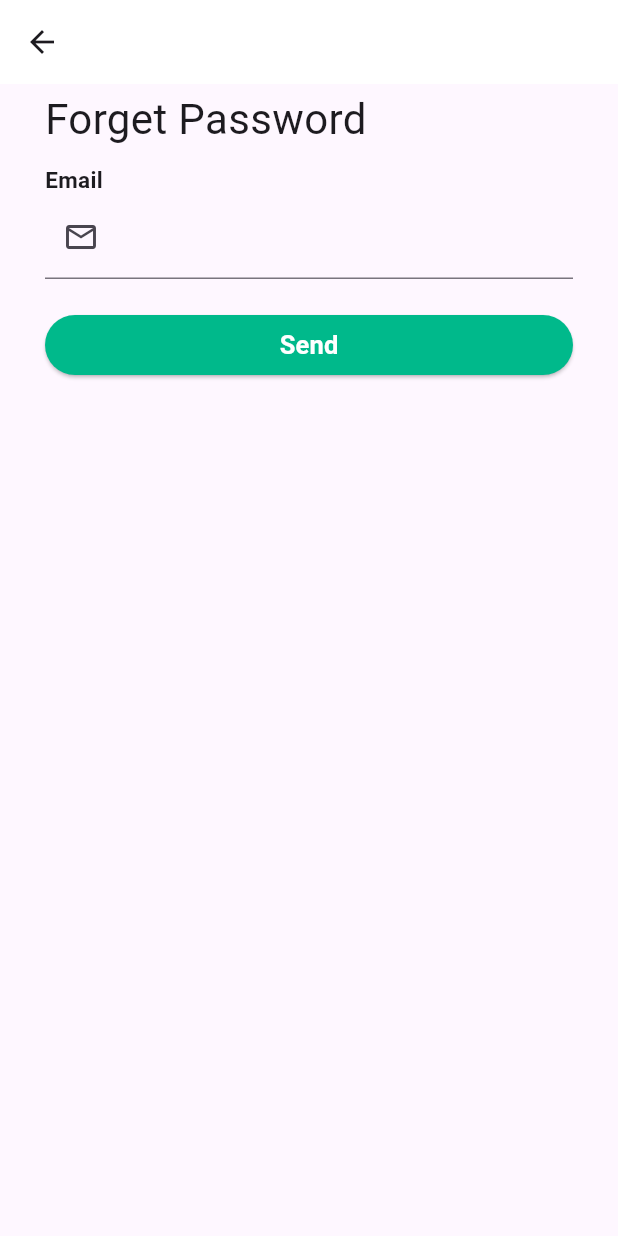
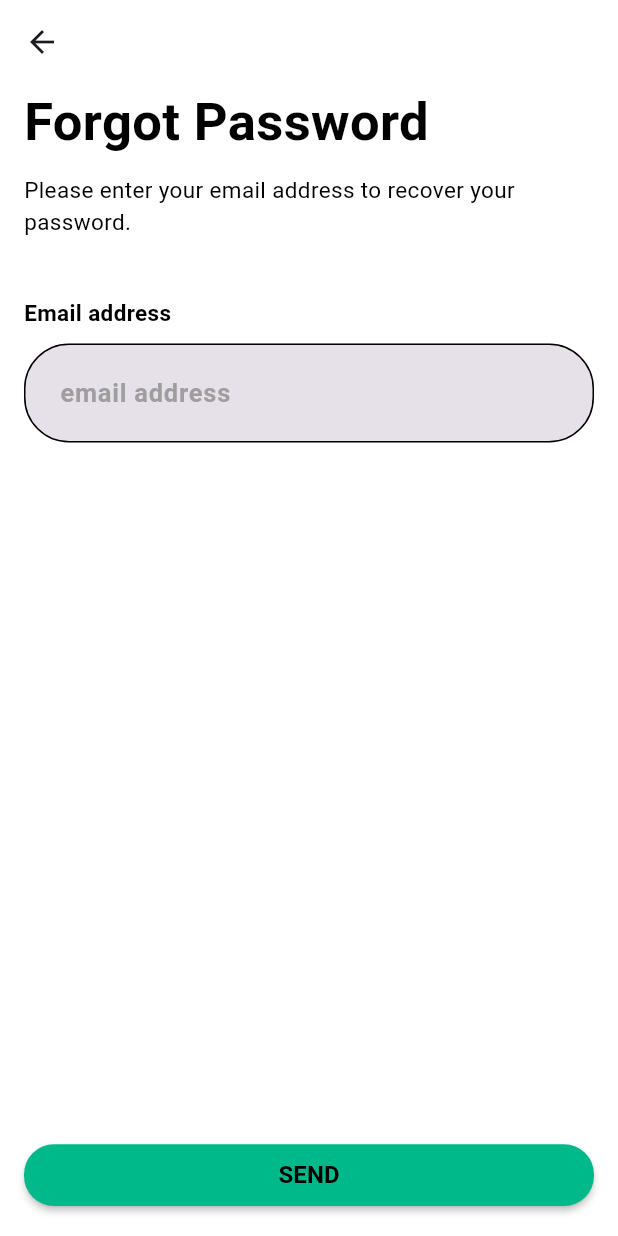
Before and after one commit to aborgas90/Amuts_Project, a Flutter app: the forgetPasswordScreen screen opened by its route, on a phone screen of 412 x 824 dp. Run offline on Flutter 3.47's test engine with Material 3 defaults, Android fonts, the phone set to English and light mode, and no system bars; our stand-ins replace bloc, bootstrap_icons, cloud_firestore, firebase_auth, firebase_core, flutter_bloc and 2 more; accounts and stored records are empty; Roboto replaces fonts that are missing (Poppins).

Commit message:
add: feature forget password

```diff
--- /dev/null
+++ b/lib/ui/auth/firebaseexception.dart
@@ -0,0 +1,55 @@
+import 'package:firebase_auth/firebase_auth.dart';
+
+enum AuthStatus {
+  successful,
+  wrongPassword,
+  emailAlreadyExists,
+  invalidEmail,
+  weakPassword,
+  unknown,
+}
+
+class AuthExceptionHandler {
+  static handleAuthException(FirebaseAuthException e) {
+    AuthStatus status;
+    switch (e.code) {
+      case "invalid-email":
+        status = AuthStatus.invalidEmail;
+        break;
+      case "wrong-password":
+        status = AuthStatus.wrongPassword;
+        break;
+      case "weak-password":
+        status = AuthStatus.weakPassword;
+        break;
+      case "email-already-in-use":
+        status = AuthStatus.emailAlreadyExists;
+        break;
+      default:
+        status = AuthStatus.unknown;
+    }
+    return status;
+  }
+
+  static String generateErrorMessage(error) {
+    String errorMessage;
+    switch (error) {
+      case AuthStatus.invalidEmail:
+        errorMessage = "Your email address appears to be malformed.";
+        break;
+      case AuthStatus.weakPassword:
+        errorMessage = "Your password should be at least 6 characters.";
+        break;
+      case AuthStatus.wrongPassword:
+        errorMessage = "Your email or password is wrong.";
+        break;
+      case AuthStatus.emailAlreadyExists:
+        errorMessage =
+            "The email address is already in use by another account.";
+        break;
+      default:
+        errorMessage = "An error occured. Please try again later.";
+    }
+    return errorMessage;
+  }
+}
--- a/lib/ui/auth/forgetpassword.dart
+++ b/lib/ui/auth/forgetpassword.dart
@@ -1,9 +1,9 @@
-import 'package:amuts_project/utils/routes.dart';
-import 'package:flutter/cupertino.dart';
+import 'package:amuts_project/ui/auth/firebaseexception.dart';
+import 'package:firebase_auth/firebase_auth.dart';
 import 'package:flutter/material.dart';
-import 'package:flutter/widgets.dart';
 
 class forgetPasswordScreen extends StatefulWidget {
+  static const String id = 'reset_password';
   const forgetPasswordScreen({Key? key}) : super(key: key);
 
   @override
@@ -11,60 +11,184 @@ class forgetPasswordScreen extends StatefulWidget {
 }
 
 class _forgetPasswordScreenState extends State<forgetPasswordScreen> {
+  final _key = GlobalKey<FormState>();
+  final _emailController = TextEditingController();
+  static final auth = FirebaseAuth.instance;
+  static late AuthStatus _status;
+
+  @override
+  void dispose() {
+    _emailController.dispose();
+    super.dispose();
+  }
+
+  Future<AuthStatus> resetPassword({required String email}) async {
+    await auth
+        .sendPasswordResetEmail(email: email)
+        .then((value) => _status = AuthStatus.successful)
+        .catchError(
+            (e) => _status = AuthExceptionHandler.handleAuthException(e));
+
+    return _status;
+  }
+
   @override
   Widget build(BuildContext context) {
+    var size = MediaQuery.of(context).size;
     return Scaffold(
       appBar: AppBar(
         leading: IconButton(
           onPressed: () {
-              Navigator.pushNamed(context, rLogin);
+            Navigator.pop(context);
           },
           icon: Icon(Icons.arrow_back),
         ),
         backgroundColor: Colors.white,
       ),
       body: Container(
-          margin: const EdgeInsets.symmetric(horizontal: 30, vertical: 3),
-          child: ListView(
+        width: size.width,
+        height: size.height,
+        color: Colors.white,
+        child: Padding(
+          padding: const EdgeInsets.only(left: 16.0, right: 16.0),
+          child: Form(
+            key: _key,
+            child: Column(
+              crossAxisAlignment: CrossAxisAlignment.start,
               children: [
                 const Text(
-                "Forget Password",
-                style: TextStyle(fontSize: 28),
-              ),
-              const SizedBox(
-                height: 10,
-              ),
-              const Text(
-                "Email",
-                style: TextStyle(fontSize: 15, fontWeight: FontWeight.bold),
-              ),
-              TextFormField(
-                decoration: const InputDecoration(
-                  prefixIcon: Icon(Icons.email_outlined),
-                  border: UnderlineInputBorder(),
-                  labelText: "",
+                  "Forgot Password",
+                  style: TextStyle(
+                    fontSize: 35,
+                    fontWeight: FontWeight.bold,
+                    color: Colors.black,
                   ),
                 ),
-              SizedBox(
-                height: 20,
+                const SizedBox(height: 10),
+                const Text(
+                  'Please enter your email address to recover your password.',
+                  style: TextStyle(
+                    fontSize: 15,
+                    color: Colors.black,
                   ),
-              ElevatedButton(
-                style: ElevatedButton.styleFrom(
-                  backgroundColor: Color.fromRGBO(0, 185, 139, 1),
                 ),
-                onPressed: () {
-                  Navigator.pushNamed(context, rverificationOTP);
+                const SizedBox(height: 40),
+                const Text(
+                  'Email address',
+                  style: TextStyle(
+                    fontSize: 15,
+                    color: Colors.black,
+                    fontWeight: FontWeight.bold,
+                  ),
+                ),
+                const SizedBox(height: 10),
+                Container(
+                  child: TextFormField(
+                    obscureText: false,
+                    controller: _emailController,
+                    validator: (value) {
+                      if (value == null || value.isEmpty) {
+                        return 'Empty email';
+                      }
+                      return null;
                     },
-                child: const Text(
-                  "Send",
-                  style: TextStyle(
+                    autofocus: false,
+                    style: const TextStyle(
+                        fontSize: 15,
+                        fontWeight: FontWeight.bold,
+                        color: Colors.grey),
+                    decoration: const InputDecoration(
+                      contentPadding:
+                          EdgeInsets.symmetric(vertical: 20, horizontal: 20),
+                      border: OutlineInputBorder(
+                          borderRadius:
+                              BorderRadius.all(Radius.circular(30.0))),
+                      enabledBorder: OutlineInputBorder(
+                        borderSide: BorderSide(
+                          color: Colors.black,
+                          width: 1,
+                        ),
+                        borderRadius: BorderRadius.all(
+                          Radius.circular(
+                            30.0,
+                          ),
+                        ),
+                      ),
+                      focusedBorder: OutlineInputBorder(
+                        borderSide: BorderSide(color: Colors.blue, width: 2.0),
+                        borderRadius: BorderRadius.all(
+                          Radius.circular(
+                            30.0,
+                          ),
+                        ),
+                      ),
+
+                      isDense: true,
+                      // fillColor: kPrimaryColor,
+                      filled: true,
+                      errorStyle: TextStyle(fontSize: 15),
+                      hintText: 'email address',
+                      hintStyle: TextStyle(
                           fontSize: 17,
                           fontWeight: FontWeight.bold,
-                      color: Colors.white),
+                          color: Colors.grey),
                     ),
-              )
+                  ),
+                ),
+                const SizedBox(height: 16),
+                const Expanded(child: SizedBox()),
+                SizedBox(
+                  height: MediaQuery.of(context).size.height / 20,
+                  child: Material(
+                    elevation: 2,
+                    borderRadius: BorderRadius.circular(20),
+                    color: Color.fromRGBO(0, 185, 139, 1),
+                    child: MaterialButton(
+                      onPressed: () async {
+                        if (_key.currentState!.validate()) {
+                          final _status = await resetPassword(
+                              email: _emailController.text.trim());
+                          if (_status == AuthStatus.successful) {
+                            //your logic
+                            ScaffoldMessenger.of(context).showSnackBar(
+                              SnackBar(
+                                content: Text(
+                                    'Password has been successfully reset.'),
+                                duration: Duration(
+                                    seconds: 3), // Durasi SnackBar ditampilkan
+                              ),
+                            );
+                          } else {
+                            // Show SnackBar with error message
+                            ScaffoldMessenger.of(context).showSnackBar(
+                              SnackBar(
+                                content: Text(
+                                    'Failed to reset password. Please try again.'),
+                                duration: Duration(
+                                    seconds: 3), // Durasi SnackBar ditampilkan
+                              ),
+                            );
+                          }
+                        }
+                      },
+                      minWidth: double.infinity,
+                      child: const Text(
+                        'SEND',
+                        style: TextStyle(
+                            color: Colors.black,
+                            fontWeight: FontWeight.bold,
+                            fontSize: 16,
+                            fontFamily: 'Poppins'),
+                      ),
+                    ),
+                  ),
+                ),
+                const SizedBox(height: 20),
               ],
             ),
-        ));
+          ),
+        ),
+      ),
+    );
   }
 }
```
Lines whose indentation alone changed are shown as unchanged.
